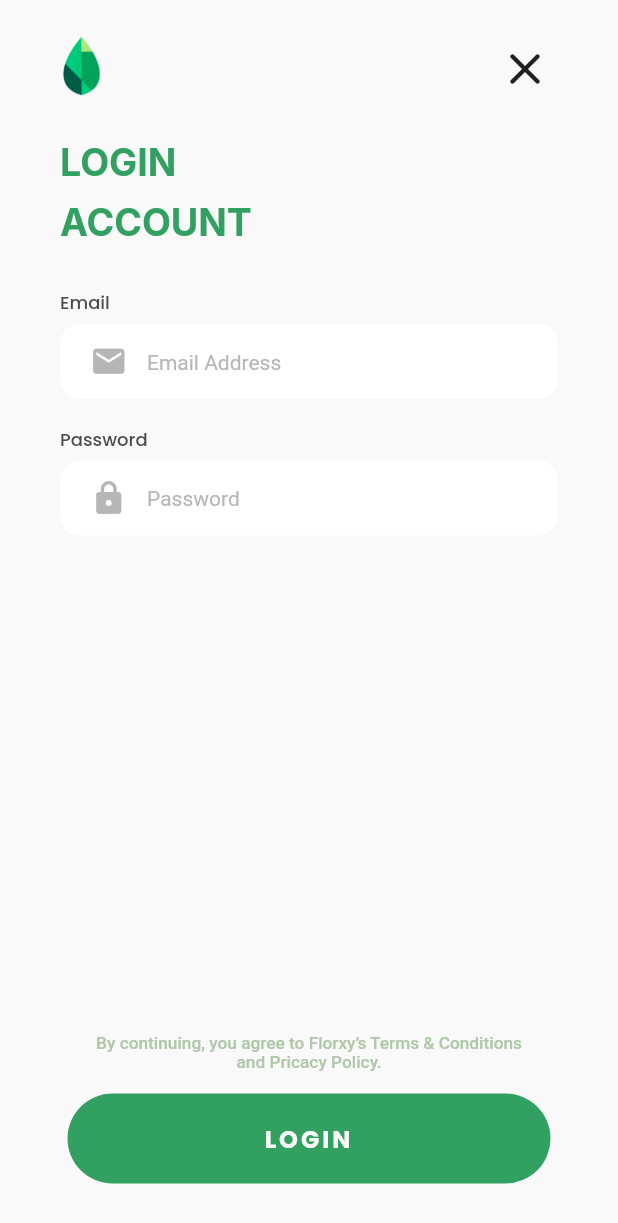
After one commit to FlorxyTeam/Florxy, a Flutter app: the LoginPage screen opened directly, on a phone screen of 412 x 824 dp. The commit adds this screen. Shown: the top 1223 px of the screen. Run offline on Flutter 3.47's test engine with Material 2 defaults, Android fonts, the phone set to English and light mode, and no system bars; our stand-ins replace boxicons, custom_navigation_bar, flutter_secure_storage, flutter_typeahead, google_fonts, image_picker and 1 more; missing offline and left inert: slide_popup_dialog_null_safety; accounts and stored records are empty.

Commit message:
loginpage ui

```diff
--- /dev/null
+++ b/lib/pages/LoginPage.dart
@@ -0,0 +1,195 @@
+import 'package:Florxy/pages/navbar.dart';
+import 'package:Florxy/widgets/button.dart';
+import 'package:Florxy/widgets/font.dart';
+import 'package:Florxy/widgets/fontWeight.dart';
+import 'package:Florxy/pages/lastthingspage.dart';
+import 'package:flutter/cupertino.dart';
+import 'package:flutter/material.dart';
+
+class LoginPage extends StatefulWidget {
+  const LoginPage({Key? key}) : super(key: key);
+
+  @override
+  _LoginPageState createState() => _LoginPageState();
+}
+
+class _LoginPageState extends State<LoginPage> {
+  List<FocusNode> _focusNodes = [
+    FocusNode(),
+    FocusNode(),
+    FocusNode(),
+  ];
+
+  @override
+  void initState() {
+    _focusNodes.forEach((node){
+      node.addListener(() {
+        setState(() {});
+      });
+    });
+    super.initState();
+  }
+
+  @override
+  Widget build(BuildContext context) {
+    return Scaffold(
+      backgroundColor: Color(0xffF9F9F9),
+      body: Stack(
+        children: [
+          SafeArea(
+              child: Container(
+                padding: const EdgeInsets.only(left: 40, right: 40, top: 20),
+                child: Column(
+                  children: [
+                    Row(
+                      mainAxisAlignment: MainAxisAlignment.spaceBetween,
+                      children: [
+                        Image(
+                          image: AssetImage('assets/img/icon2.png'),
+                          height: 43,
+                        ),
+                        IconButton(onPressed: () { Navigator.pop(context); }, icon: Icon(Icons.close_rounded,size: 36,),
+
+
+
+                        ),
+                      ],
+                    ),
+                    SizedBox(height: 25),
+                    Align(
+                      alignment: Alignment.topLeft,
+                      child: Inter(
+                        text: 'LOGIN',
+                        size: 25,
+                        color: c.greenMain,
+                        fontWeight: f.bold,
+                      ),
+                    ),
+                    SizedBox(height: 10),
+                    Align(
+                      alignment: Alignment.topLeft,
+                      child: Inter(
+                        text: 'ACCOUNT',
+                        size: 25,
+                        color: c.greenMain,
+                        fontWeight: f.bold,
+                      ),
+                    ),
+                    SizedBox(height: 30),
+                    Column(
+                      children: [
+                        Align(
+                          alignment: Alignment.topLeft,
+                          child: Poppins(
+                              text: 'Email',
+                              size: 12,
+                              color: c.blackSub,
+                              fontWeight: f.medium),
+                        ),
+                        SizedBox(height: 5),
+                        Container(
+                          height: 50,
+                          decoration: BoxDecoration(
+                            color: Colors.white,
+                            borderRadius: BorderRadius.all(Radius.circular(13.0)),
+                          ),
+                          child: TextField(
+                              focusNode: _focusNodes[0],
+                              decoration: InputDecoration(
+                                hintText: 'Email Address',
+                                hintStyle: TextStyle(fontSize: 14, color: c.graySub2, fontWeight: f.regular),
+                                prefixIcon: Padding(
+                                  padding: EdgeInsets.only(right: 13, left: 20),
+                                  child: Icon(
+                                      Icons.email, size: 25, color: _focusNodes[0].hasFocus ? c.greenMain : c.graySub2
+                                  ),
+                                ),
+                                enabledBorder: OutlineInputBorder(
+                                  borderRadius: BorderRadius.all(Radius.circular(13.0)),
+                                  borderSide: BorderSide(color: c.graySub2.withOpacity(0), width: 2),
+                                ),
+                                focusedBorder: OutlineInputBorder(
+                                  borderRadius: BorderRadius.all(Radius.circular(13.0)),
+                                  borderSide: BorderSide(color: c.greenMain, width: 2),
+                                ),
+                              )),
+                        ),
+                      ],
+                    ),
+                    SizedBox(height: 18),
+                    Column(
+                      children: [
+                        Align(
+                          alignment: Alignment.topLeft,
+                          child: Poppins(
+                              text: 'Password',
+                              size: 12,
+                              color: c.blackSub,
+                              fontWeight: f.medium),
+                        ),
+                        SizedBox(height: 5),
+                        Container(
+                          height: 50,
+                          decoration: BoxDecoration(
+                            color: Colors.white,
+                            borderRadius: BorderRadius.all(Radius.circular(13.0)),
+                          ),
+                          child: TextField(
+                              focusNode: _focusNodes[1],
+                              decoration: InputDecoration(
+                                hintText: 'Password',
+                                hintStyle: TextStyle(fontSize: 14, color: c.graySub2, fontWeight: f.regular),
+                                prefixIcon: Padding(
+                                  padding: EdgeInsets.only(right: 13, left: 20),
+                                  child: Icon(
+                                      Icons.lock_rounded, size: 25, color: _focusNodes[1].hasFocus ? c.greenMain : c.graySub2
+                                  ),
+                                ),
+                                enabledBorder: OutlineInputBorder(
+                                  borderRadius: BorderRadius.all(Radius.circular(13.0)),
+                                  borderSide: BorderSide(color: c.graySub2.withOpacity(0), width: 2),
+                                ),
+                                focusedBorder: OutlineInputBorder(
+                                  borderRadius: BorderRadius.all(Radius.circular(13.0)),
+                                  borderSide: BorderSide(color: c.greenMain, width: 2),
+                                ),
+                              )),
+                        ),
+                      ],
+                    ),
+                  ],
+                ),
+              )
+          ),
+          Positioned(
+              bottom: 35,
+              child: Column(
+                children: [
+                  Center(
+                      child: Roboto_Center(text: 'By continuing, you agree to Florxy’s Terms & Conditions\nand Pricacy Policy.', size: 11.5, color: Color(0xFFAFC8A9), fontWeight: f.medium)
+                  ),
+                  SizedBox(height: 15),
+                  Container(
+                    width: MediaQuery.of(context).size.width,
+                    child: Padding(
+                      padding: EdgeInsets.only(left: 45,right: 45),
+                      child: GestureDetector(
+                        onTap: () {
+                          Navigator.of(context).push(MaterialPageRoute(builder: (context) => Navbar()));
+                        },
+                        child: GreenButton(
+                          text: 'LOGIN',
+                          size: 16,
+                          color: c.textWhite,
+                          height: 60,
+                        ),
+                      ),
+                    ),
+                  )],
+              )
+          )
+        ],
+      ),
+    );
+  }
+}
--- a/lib/widgets/font.dart
+++ b/lib/widgets/font.dart
@@ -113,3 +113,35 @@ class Roboto extends StatelessWidget {
                 letterSpacing: letterSpacing)));
   }
 }
+
+class Roboto_Center extends StatelessWidget {
+  final double size;
+  final double? letterSpacing;
+  final String text;
+  final Color color;
+  final FontWeight fontWeight;
+  final FontStyle? fontStyle;
+
+  Roboto_Center(
+      {Key? key,
+        required this.text,
+        required this.size,
+        required this.color,
+        this.fontStyle = FontStyle.normal,
+        required this.fontWeight,
+        this.letterSpacing})
+      : super(key: key);
+
+  @override
+  Widget build(BuildContext context) {
+    return Text(text,
+      style: GoogleFonts.roboto(
+          textStyle: TextStyle(
+              color: color,
+              fontSize: size,
+              fontWeight: fontWeight,
+              letterSpacing: letterSpacing)),
+      textAlign: TextAlign.center,
+    );
+  }
+}
```
